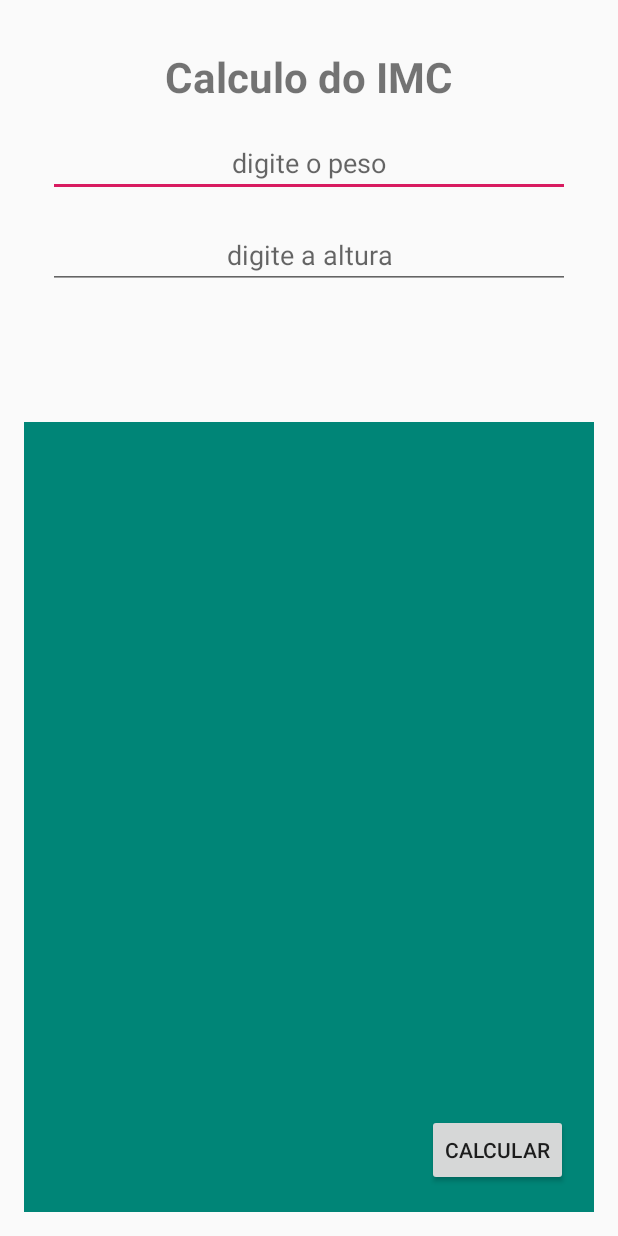
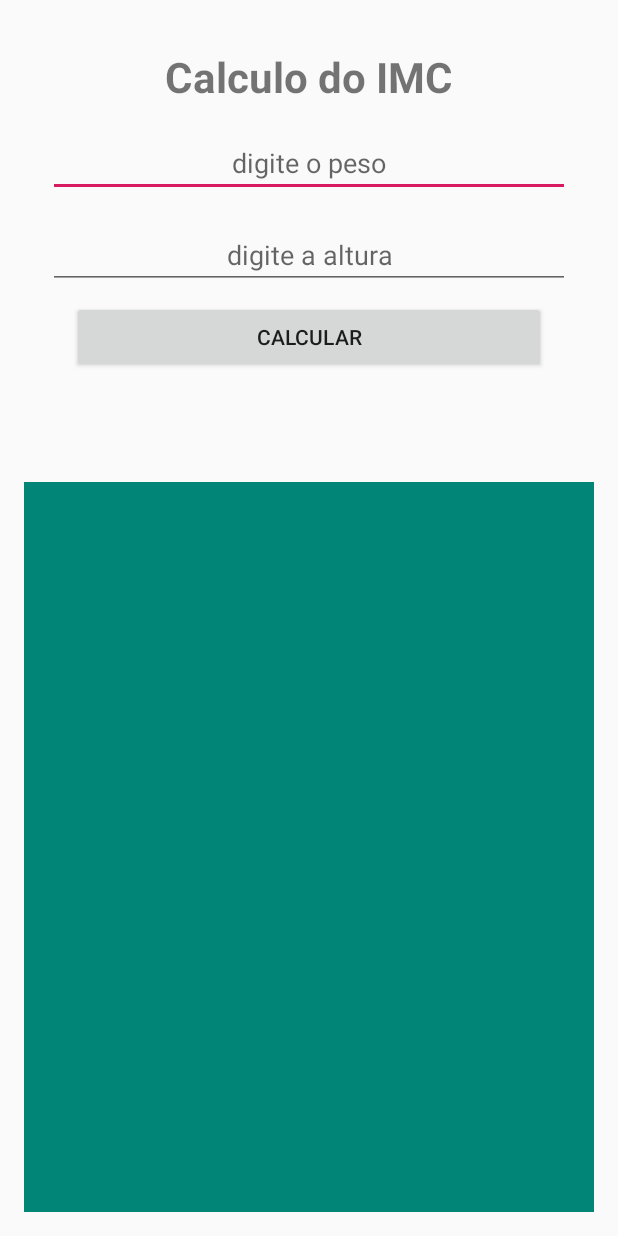
Before and after one commit to NHouse328/Trainning, an Android app: the screen it shows after launch (MainActivity), on a phone screen of 412 x 824 dp. Run offline under Robolectric (Android 15) with nearby library versions, the phone set to English and light mode, and no system bars.

Commit message:
IMC
IMC terminado

Imagens Implementadas

```diff
--- a/IMCTrainning/app/src/main/res/layout/activity_main.xml
+++ b/IMCTrainning/app/src/main/res/layout/activity_main.xml
@@ -57,14 +57,14 @@
         android:layout_width="0dp"
         android:layout_height="wrap_content"
         android:layout_marginStart="16dp"
-        android:layout_marginTop="32dp"
         android:layout_marginEnd="16dp"
+        android:layout_marginTop="16dp"
         android:text=""
         android:textAlignment="center"
         android:textSize="18sp"
         app:layout_constraintEnd_toEndOf="parent"
         app:layout_constraintStart_toStartOf="parent"
-        app:layout_constraintTop_toBottomOf="@+id/edt_altura" />
+        app:layout_constraintTop_toBottomOf="@+id/btn_calcular" />
 
     <ImageView
         android:id="@+id/img_result"
@@ -78,14 +78,17 @@
         app:srcCompat="@color/colorPrimary"
         android:contentDescription="@string/imc_visual" />
 
+
     <Button
         android:id="@+id/btn_calcular"
         style="@style/Widget.AppCompat.Button.Small"
-        android:layout_width="wrap_content"
+        android:layout_width="0dp"
         android:layout_height="wrap_content"
-        android:layout_marginEnd="17dp"
-        android:layout_marginBottom="17dp"
+        android:layout_marginStart="32dp"
+        android:layout_marginTop="8dp"
+        android:layout_marginEnd="32dp"
         android:text="@string/btn_calcular"
-        app:layout_constraintBottom_toBottomOf="parent"
-        app:layout_constraintEnd_toEndOf="parent" />
+        app:layout_constraintEnd_toEndOf="parent"
+        app:layout_constraintStart_toStartOf="parent"
+        app:layout_constraintTop_toBottomOf="@+id/edt_altura" />
 </android.support.constraint.ConstraintLayout>
```
Also changed, not shown: IMCTrainning/app/src/main/java/casanova/gabriel/imctrainning/MainActivity.java (+10 -1 lines), 10 other files.
